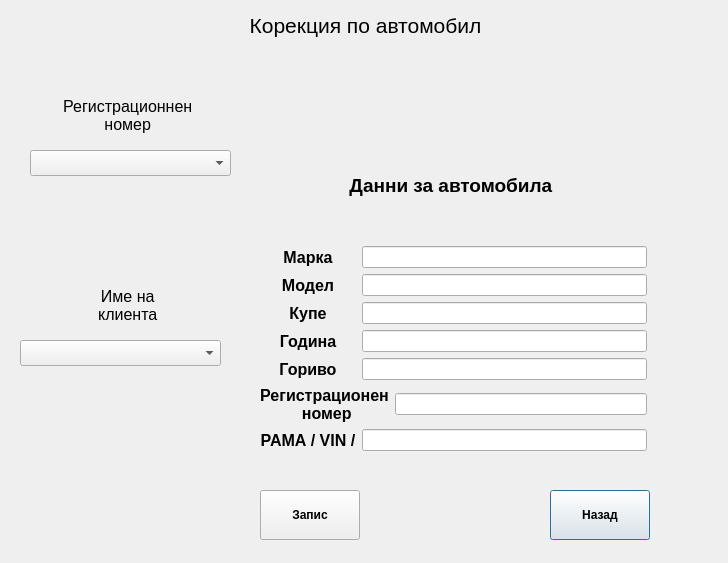
Above: removechangeauto.ui from JohnnyBrawo/CarServ before the change. Below: the same form after it.
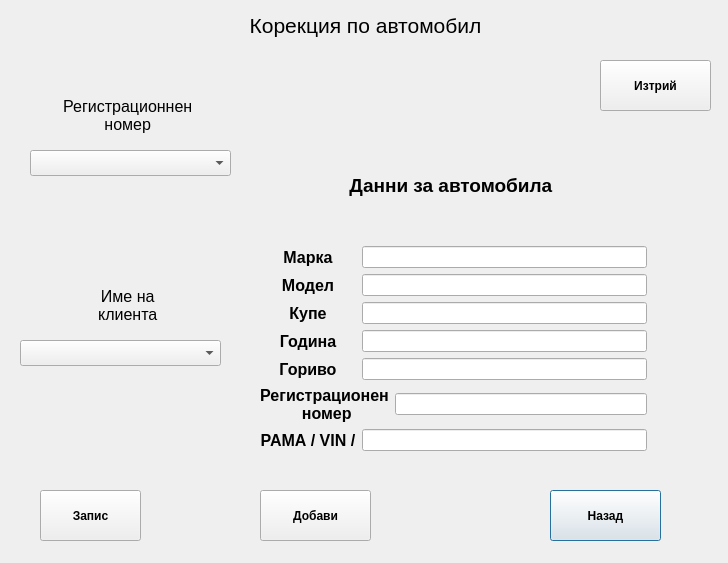
That is the form after the change.

Patch:
```diff
--- a/removechangeauto.ui
+++ b/removechangeauto.ui
@@ -49,8 +49,8 @@
     <rect>
      <x>550</x>
      <y>490</y>
-     <width>100</width>
-     <height>50</height>
+     <width>111</width>
+     <height>51</height>
     </rect>
    </property>
    <property name="font">
@@ -98,10 +98,10 @@
   <widget class="QPushButton" name="Button_RecordChange">
    <property name="geometry">
     <rect>
-     <x>260</x>
+     <x>40</x>
      <y>490</y>
-     <width>100</width>
-     <height>50</height>
+     <width>101</width>
+     <height>51</height>
     </rect>
    </property>
    <property name="font">
@@ -306,6 +306,44 @@
     </item>
    </layout>
   </widget>
+  <widget class="QPushButton" name="Button_DeleteAuto">
+   <property name="geometry">
+    <rect>
+     <x>600</x>
+     <y>60</y>
+     <width>111</width>
+     <height>51</height>
+    </rect>
+   </property>
+   <property name="font">
+    <font>
+     <weight>75</weight>
+     <bold>true</bold>
+    </font>
+   </property>
+   <property name="text">
+    <string>Изтрий</string>
+   </property>
+  </widget>
+  <widget class="QPushButton" name="Button_Add">
+   <property name="geometry">
+    <rect>
+     <x>260</x>
+     <y>490</y>
+     <width>111</width>
+     <height>51</height>
+    </rect>
+   </property>
+   <property name="font">
+    <font>
+     <weight>75</weight>
+     <bold>true</bold>
+    </font>
+   </property>
+   <property name="text">
+    <string>Добави</string>
+   </property>
+  </widget>
  </widget>
  <resources/>
  <connections/>
```
Left out of the diff: 4 changed lines with no effect on the pictures.
